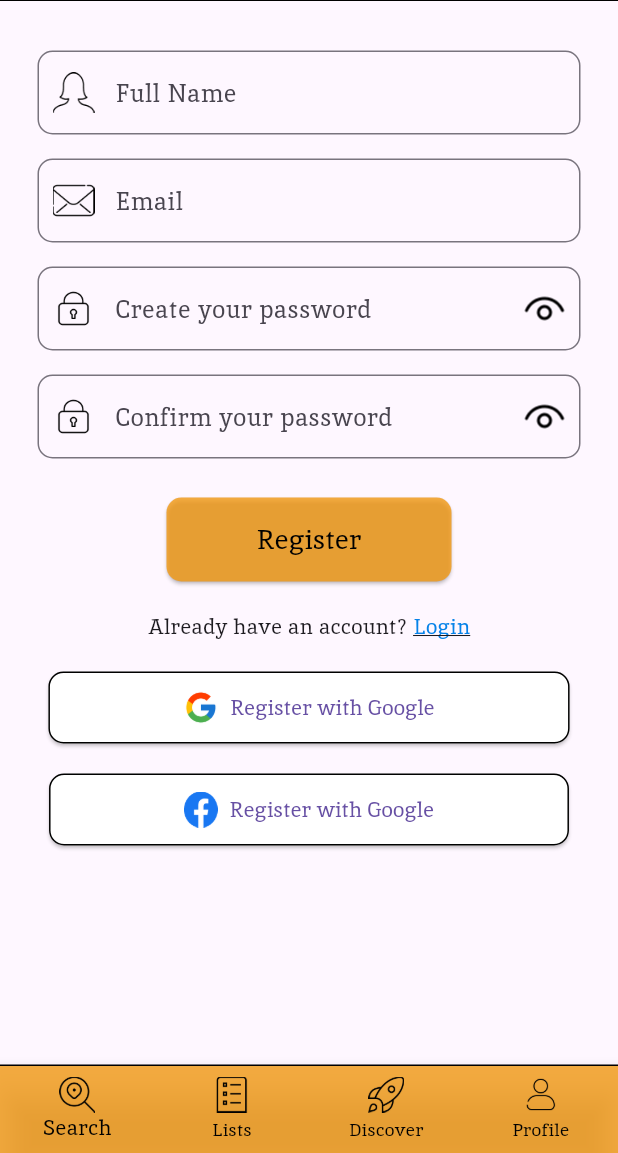
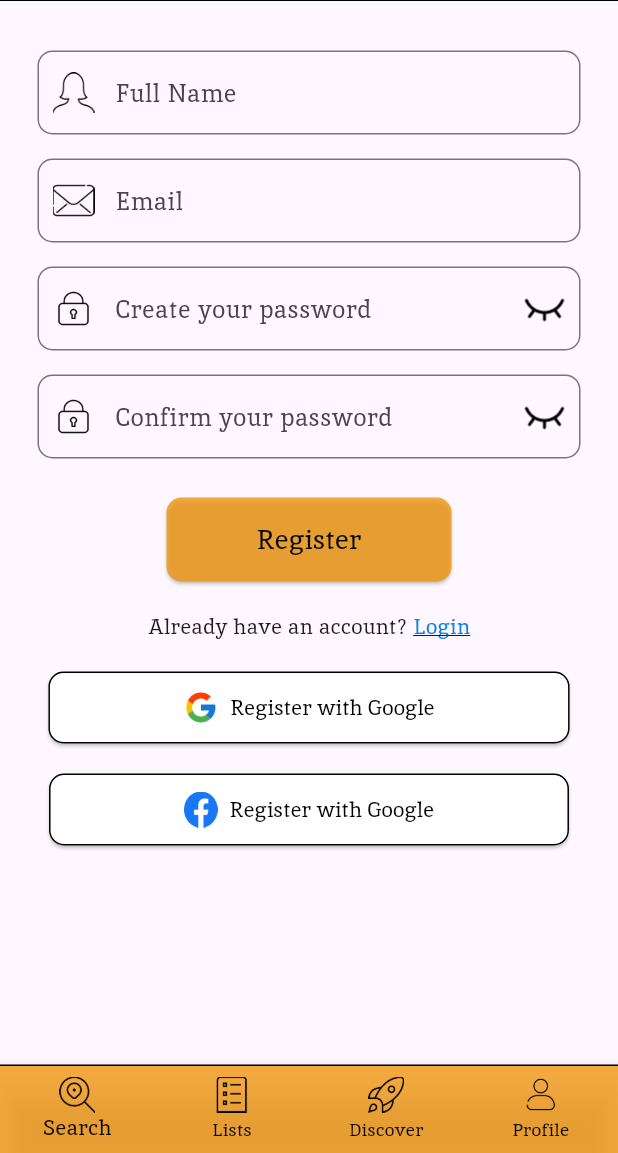
Before and after one commit to pragya45/MealMap, a Flutter app: the RegisterView screen opened by its route, on a phone screen of 412 x 824 dp, the part 83-1236 px from its top. Run offline on Flutter 3.47's test engine with Material 3 defaults, Android fonts, the phone set to English and light mode, and no system bars.

Commit message:
complete register

```diff
--- a/lib/features/register/register_view.dart
+++ b/lib/features/register/register_view.dart
@@ -81,7 +81,11 @@ class RegisterView extends StatelessWidget {
               const SizedBox(height: 20),
               ElevatedButton.icon(
                 icon: Image.asset('assets/icons/google_icons.png', height: 24),
-                label: const Text('Register with Google'),
+                label: const Text(
+                  'Register with Google',
+                  style:
+                      TextStyle(color: Colors.black), // Set text color to black
+                ),
                 onPressed: () {},
                 style: ElevatedButton.styleFrom(
                   backgroundColor: Colors.white,
@@ -98,7 +102,11 @@ class RegisterView extends StatelessWidget {
               const SizedBox(height: 20),
               ElevatedButton.icon(
                 icon: Image.asset('assets/icons/facebook_icon.png', height: 24),
-                label: const Text('Register with Google'),
+                label: const Text(
+                  'Register with Google',
+                  style:
+                      TextStyle(color: Colors.black), // Set text color to black
+                ),
                 onPressed: () {},
                 style: ElevatedButton.styleFrom(
                   backgroundColor: Colors.white,
--- a/lib/features/register/widgets/custom_textfield_view.dart
+++ b/lib/features/register/widgets/custom_textfield_view.dart
@@ -50,8 +50,8 @@ class _CustomTextFieldState extends State<CustomTextField> {
                     padding: const EdgeInsets.all(8.0),
                     child: Image.asset(
                       _obscureText
-                          ? 'assets/icons/eye.png'
-                          : 'assets/icons/eye_off.png', // Change this to your "eye off" icon
+                          ? 'assets/icons/eye_off.png'
+                          : 'assets/icons/eye.png', // Change this to your "eye off" icon
                       height: 16,
                       width: 16,
                     ),
```
